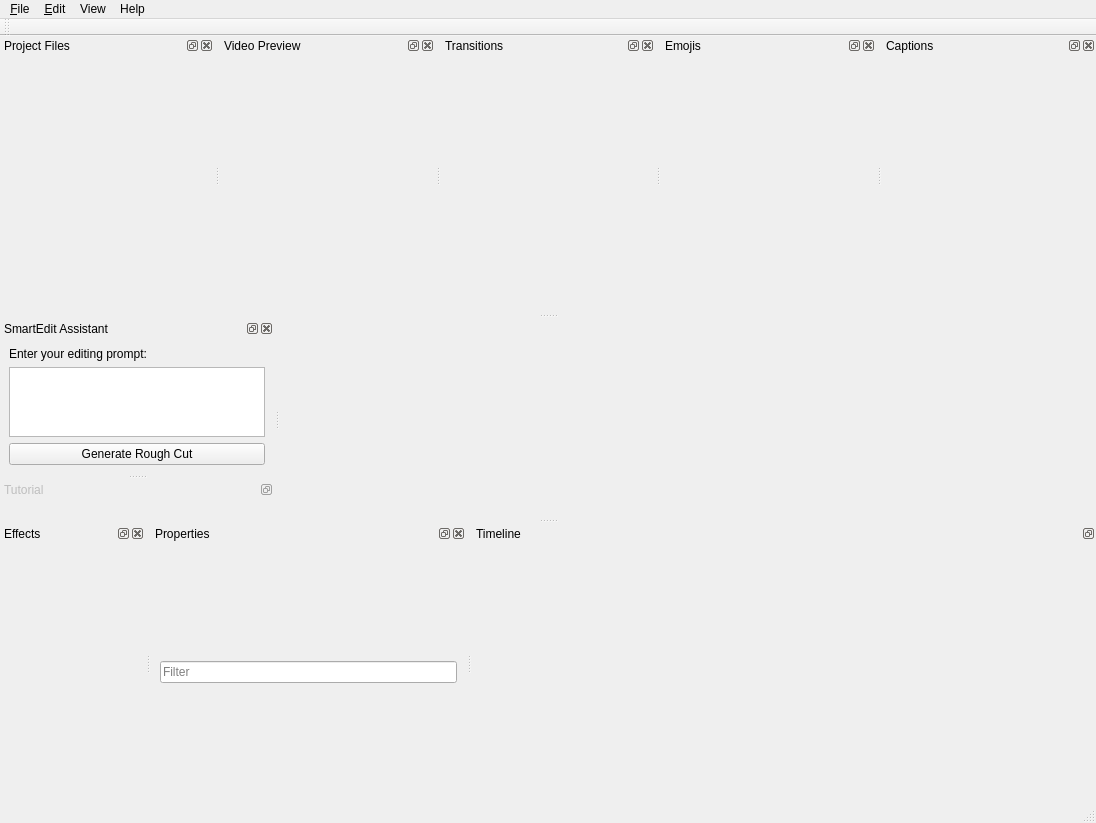
Old version of the form SmartEdit/smartedit-qt/src/windows/ui/main-window.ui in the repository sudhibabu43/SmartEdit.
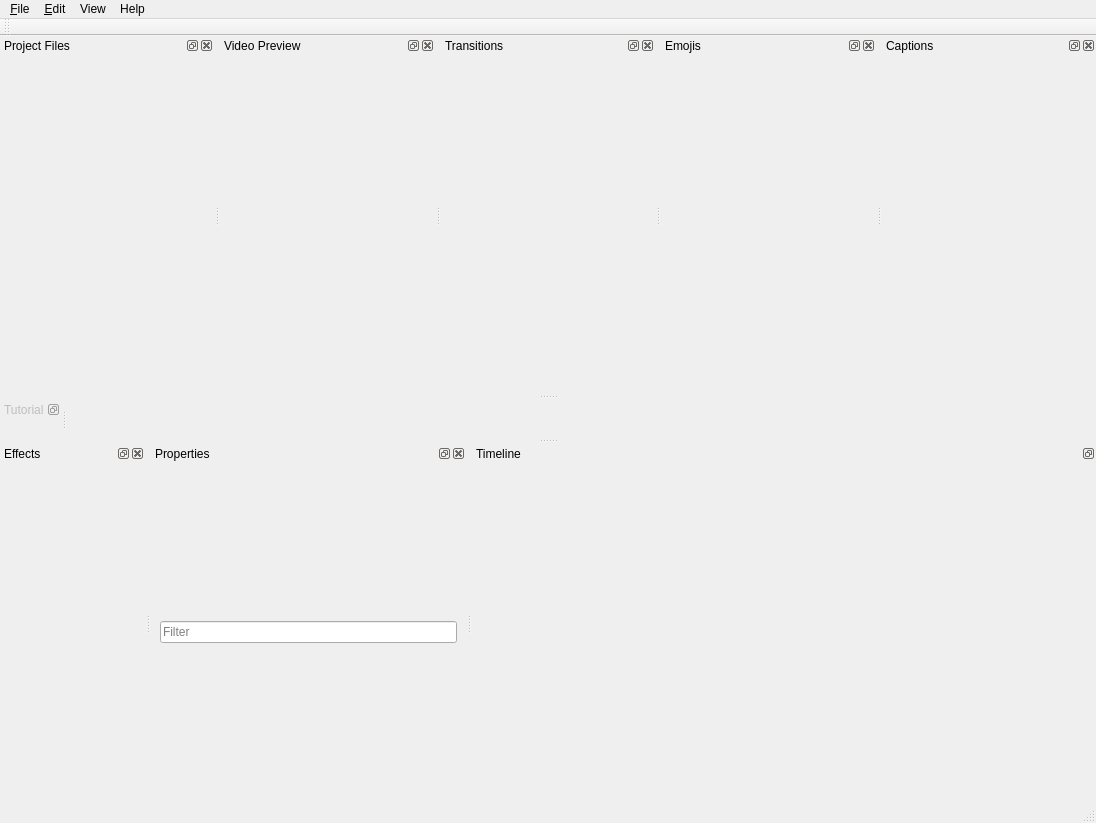
New version of the form. Icons and pictures are not drawn.

```diff
--- a/SmartEdit/smartedit-qt/src/windows/ui/main-window.ui
+++ b/SmartEdit/smartedit-qt/src/windows/ui/main-window.ui
@@ -236,35 +236,7 @@
     </layout>
    </widget>
   </widget>
-  <widget class="QDockWidget" name="dockSmartEdit">
-   <property name="windowTitle">
-    <string>SmartEdit Assistant</string>
-   </property>
-   <attribute name="dockWidgetArea">
-    <number>1</number>
-   </attribute>
-   <widget class="QWidget" name="dockSmartEditContents">
-    <layout class="QVBoxLayout" name="verticalLayoutSmartEdit">
-     <item>
-      <widget class="QLabel" name="lblPrompt">
-       <property name="text">
-        <string>Enter your editing prompt:</string>
-       </property>
-      </widget>
-     </item>
-     <item>
-      <widget class="QTextEdit" name="txtPrompt"/>
-     </item>
-     <item>
-      <widget class="QPushButton" name="btnGenerateRoughCut">
-       <property name="text">
-        <string>Generate Rough Cut</string>
-       </property>
-      </widget>
-     </item>
-    </layout>
-   </widget>
-  </widget>
+
   <widget class="QDockWidget" name="dockVideo">
    <property name="sizePolicy">
     <sizepolicy hsizetype="Preferred" vsizetype="Preferred">
```
Left out of the diff: 11 changed lines with no effect on the pictures.
